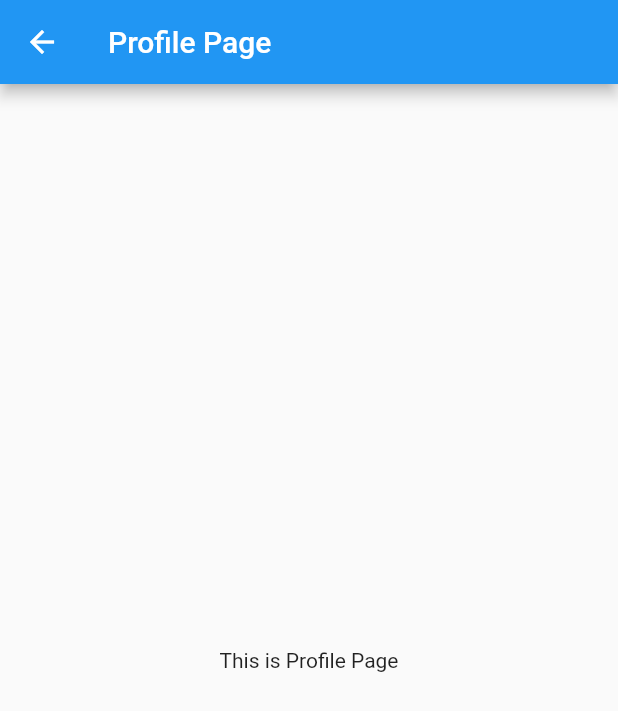
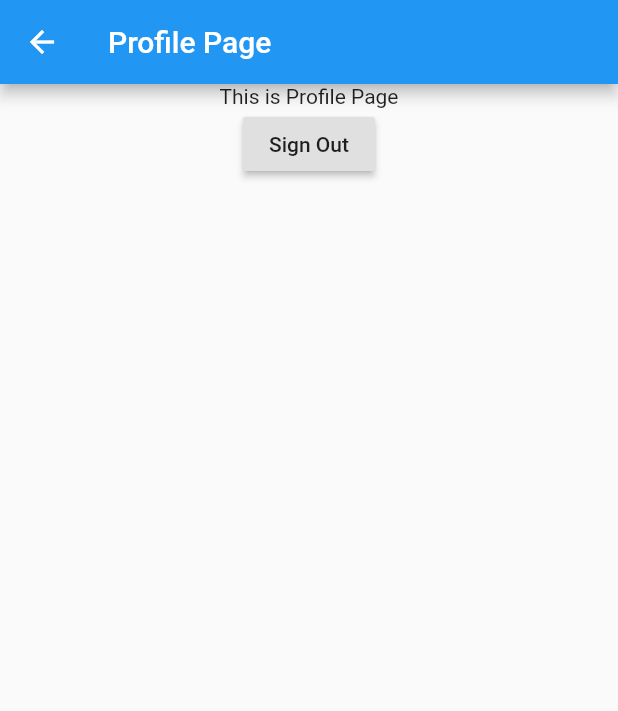
Before and after one commit to LapanganKita/LapanganKita-User, a Flutter app: the profile_screen screen opened directly, on a phone screen of 412 x 824 dp. Shown: the top 711 px of the screen. Run offline on Flutter 3.47's test engine with Material 2 defaults, Android fonts, the phone set to English and light mode, and no system bars; our stand-ins replace carousel_slider, firebase_auth, firebase_core; accounts and stored records are empty; project files that could hold a hidden picture were left out.

Commit message:
penambahan button dan fitur signout

```diff
--- a/lib/authentication_service.dart
+++ b/lib/authentication_service.dart
@@ -8,6 +8,10 @@ class AuthenticationService {
   AuthenticationService(this._firebaseAuth);
 
   Stream<User> get authStateChanges => _firebaseAuth.authStateChanges();
+
+  Future<void> signOut() async {
+    await _firebaseAuth.signOut();
+  }
 
   Future<String> login({String email, String password}) async {
     try {
--- a/lib/screen/profile_screen.dart
+++ b/lib/screen/profile_screen.dart
@@ -1,4 +1,6 @@
 import 'package:flutter/material.dart';
+import 'package:lapangankita_user/authentication_service.dart';
+import 'package:provider/provider.dart';
 
 class profile_screen extends StatefulWidget {
   @override
@@ -13,7 +15,15 @@ class _profile_screenState extends State<profile_screen> {
         title: Text("Profile Page"),
       ),
       body: Center(
-        child: Text("This is Profile Page"),
+        child: Column(children: [
+          Text("This is Profile Page"),
+          RaisedButton(
+            onPressed: () {
+              context.read<AuthenticationService>().signOut();
+            },
+            child: Text("Sign Out"),
+          )
+        ]),
       ),
     );
   }
```
